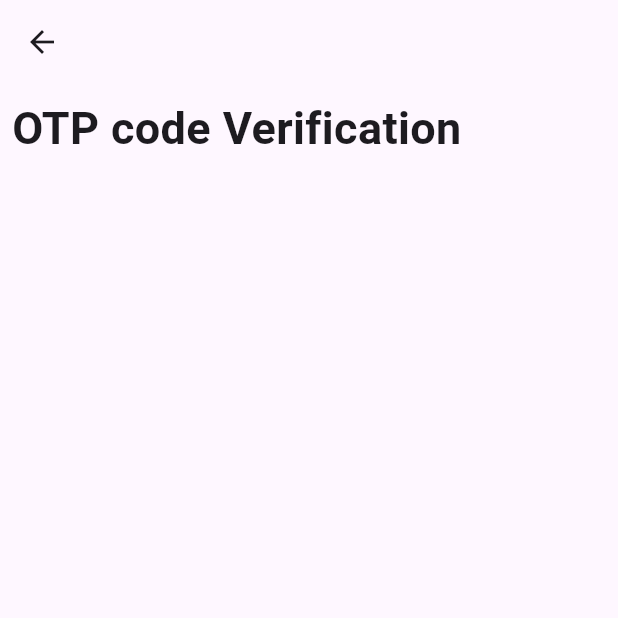
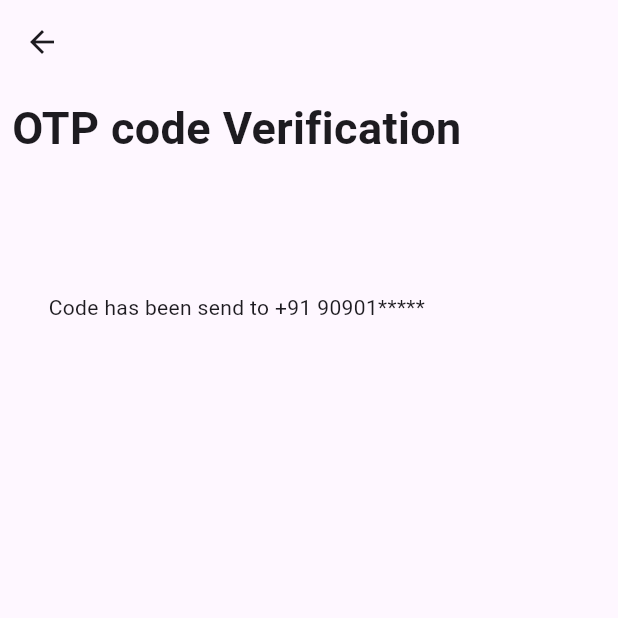
Before and after one commit to liftedman/Group-C-Test, a Flutter app: the screen it shows after launch, on a phone screen of 412 x 824 dp, the top half of it. Run offline on Flutter 3.47's test engine with Material 3 defaults, Android fonts, the light colour scheme and no system bars; our stand-ins replace pin_code_fields.

Commit message:
added text code

```diff
--- a/lib/otp_page.dart
+++ b/lib/otp_page.dart
@@ -1,4 +1,5 @@
 import 'package:flutter/material.dart';
+import 'package:pin_code_fields/pin_code_fields.dart';
 
 class OtpPage extends StatelessWidget {
   const OtpPage({super.key});
@@ -25,7 +26,14 @@ class OtpPage extends StatelessWidget {
                   fontSize: 30,
                 ),
               ),
-            )
+            ),
+            SizedBox(
+              height: 80,
+            ),
+            Text('Code has been send to +91 90901*****'),
+            SizedBox(
+              height: 20,
+            ),
           ],
         ),
       ),
--- a/pubspec.yaml
+++ b/pubspec.yaml
@@ -35,6 +35,7 @@ dependencies:
   # The following adds the Cupertino Icons font to your application.
   # Use with the CupertinoIcons class for iOS style icons.
   cupertino_icons: ^1.0.2
+  pin_code_fields: ^8.0.1
 
 dev_dependencies:
   flutter_test:
```
Also changed, not shown: pubspec.lock.
